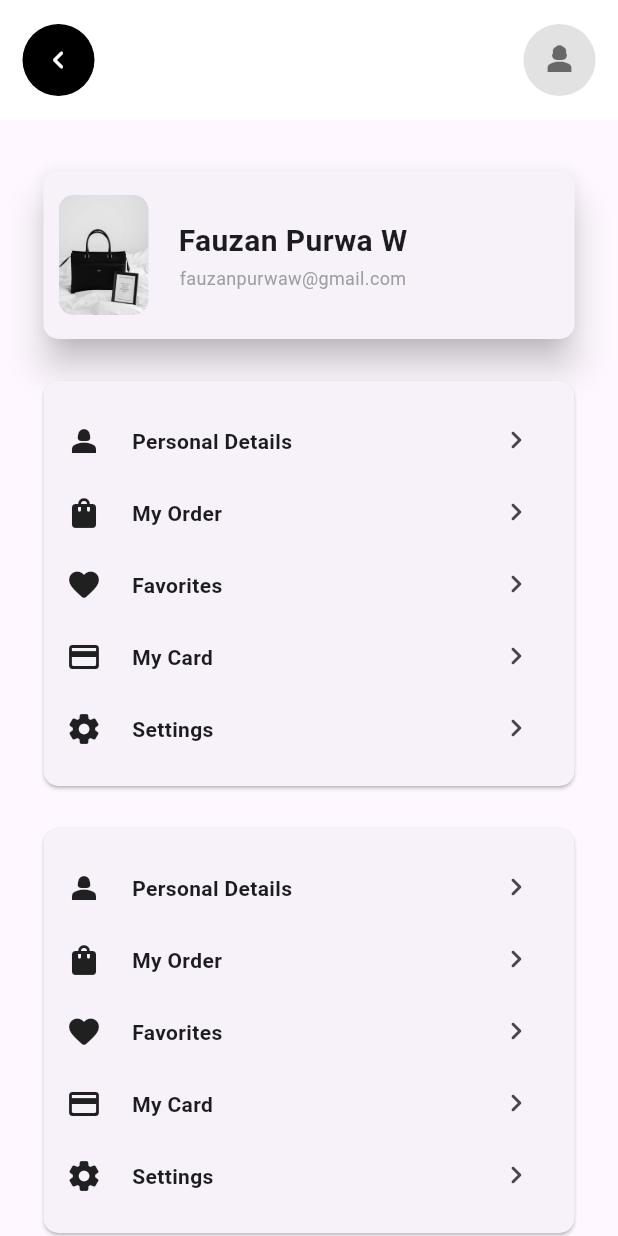
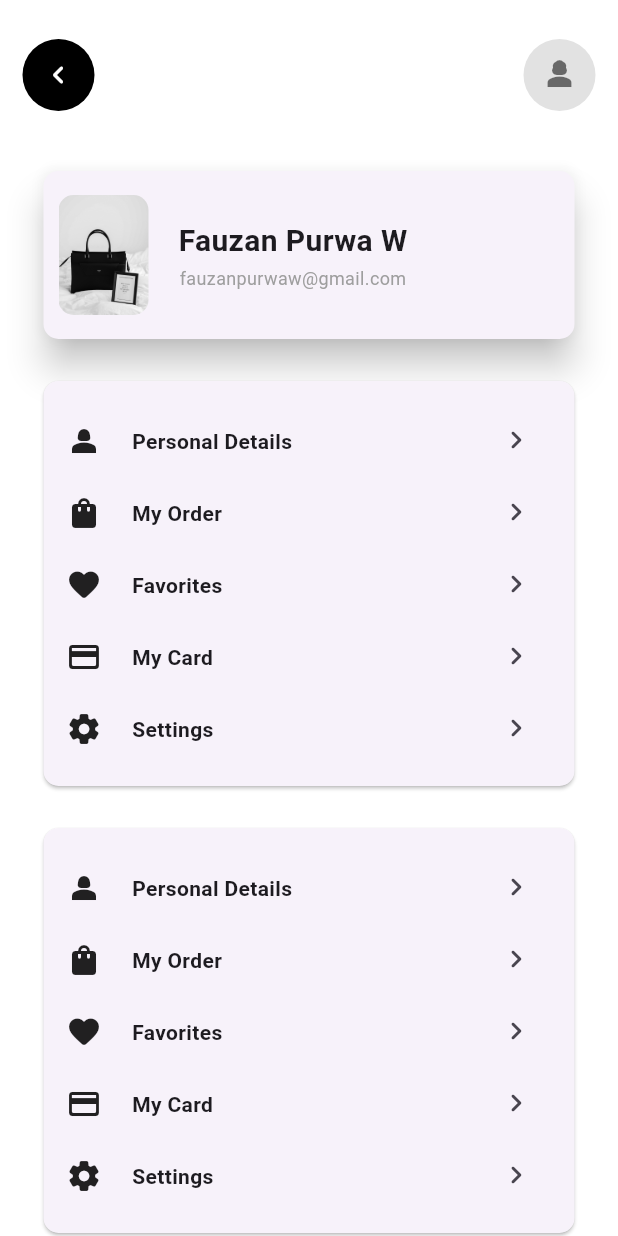
Before and after one commit to fauzanpurwaw/myFashions, a Flutter app: the screen it shows after launch, after a tap on the "person 3" icon, on a phone screen of 412 x 824 dp. Run offline on Flutter 3.47's test engine with Material 3 defaults, Android fonts, the phone set to English and light mode, and no system bars.

Commit message:
[update]

```diff
--- a/lib/main.dart
+++ b/lib/main.dart
@@ -1,5 +1,5 @@
 import 'package:flutter/material.dart';
-import 'package:latihan_dua/mainScreen/home.dart';
+// import 'package:latihan_dua/mainScreen/home.dart';
 import 'splash.dart';
 
 void main() {
--- a/lib/mainScreen/categories.dart
+++ b/lib/mainScreen/categories.dart
@@ -14,6 +14,7 @@ class _CategoriesScreenState extends State<CategoriesScreen> {
     return ListView(
       children: [
         Container(
+          color: Colors.white,
           padding: const EdgeInsets.symmetric(horizontal: 20, vertical: 10),
           child: Column(
             children: [
--- a/lib/mainScreen/home.dart
+++ b/lib/mainScreen/home.dart
@@ -44,7 +44,7 @@ class _HomeState extends State<Home> {
           elevation: 0,
           flexibleSpace: Container(
             // color: Colors.amber,
-            padding: const EdgeInsets.fromLTRB(15, 0, 15, 0),
+            padding: const EdgeInsets.fromLTRB(15, 20, 15, 0),
             child: Row(
               crossAxisAlignment: CrossAxisAlignment.center,
               mainAxisAlignment: MainAxisAlignment.spaceBetween,
@@ -56,7 +56,7 @@ class _HomeState extends State<Home> {
                       shape: CircleBorder(),
                     ),
                     child: IconButton(
-                      icon: const Icon(Icons.menu_open),
+                      icon: const Icon(Icons.shopping_basket_rounded),
                       color: Colors.white,
                       onPressed: () {},
                     ),
@@ -99,7 +99,7 @@ class _HomeState extends State<Home> {
               label: 'Categories',
             ),
             BottomNavigationBarItem(
-              icon: Icon(Icons.shopping_basket),
+              icon: Icon(Icons.shopping_cart_rounded),
               label: 'Cart',
             ),
           ],
--- a/lib/mainScreen/profile.dart
+++ b/lib/mainScreen/profile.dart
@@ -20,8 +20,7 @@ class _ScrProfileState extends State<ScrProfile> {
               toolbarHeight: 80,
               elevation: 0,
               flexibleSpace: Container(
-                  // color: Colors.amber,
-                  padding: const EdgeInsets.fromLTRB(15, 0, 15, 0),
+                  padding: const EdgeInsets.fromLTRB(15, 20, 15, 0),
                   child: Row(
                     mainAxisAlignment: MainAxisAlignment.spaceBetween,
                     children: [
@@ -58,6 +57,7 @@ class _ScrProfileState extends State<ScrProfile> {
           body: ListView(
             children: [
               Container(
+                color: Colors.white,
                 padding:
                     const EdgeInsets.symmetric(horizontal: 25, vertical: 30),
                 child: Column(
@@ -65,7 +65,7 @@ class _ScrProfileState extends State<ScrProfile> {
                     Container(
                       height: 120,
                       width: MediaQuery.of(context).size.width,
-                      decoration: BoxDecoration(border: Border()),
+                      decoration: BoxDecoration(border: Border(),color: Colors.white),
                       child: Card(
                         elevation: 10,
                         shape: RoundedRectangleBorder(
```
Also changed, not shown: lib/mainScreen/detail_item.dart (+31 -18 lines).
